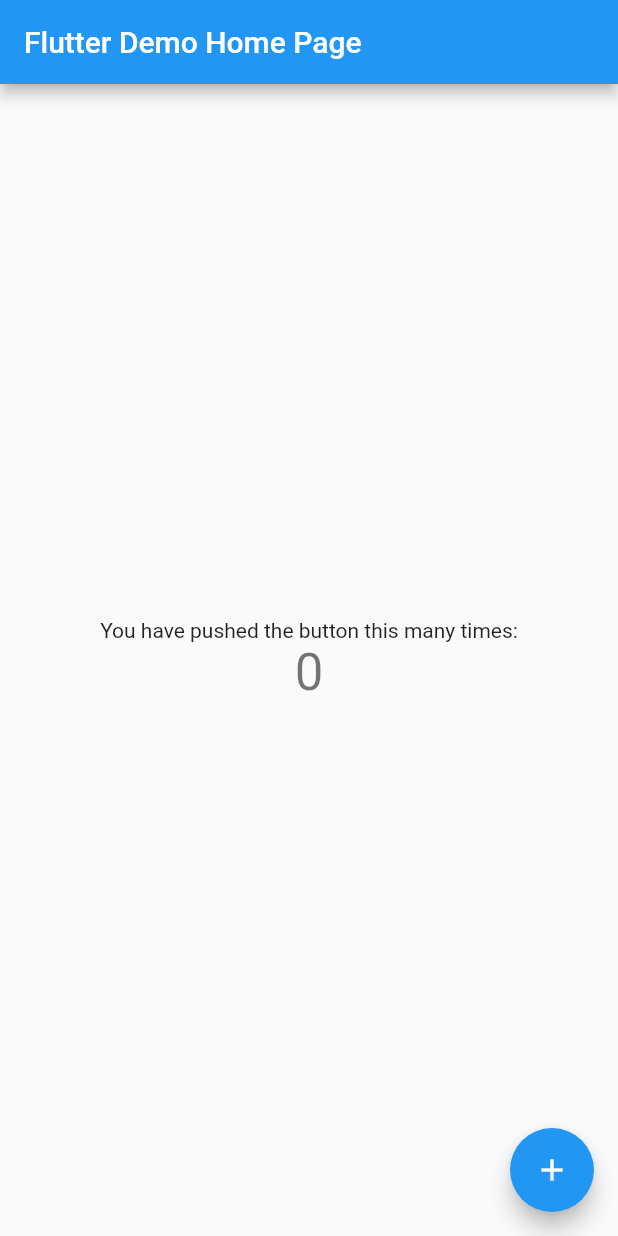
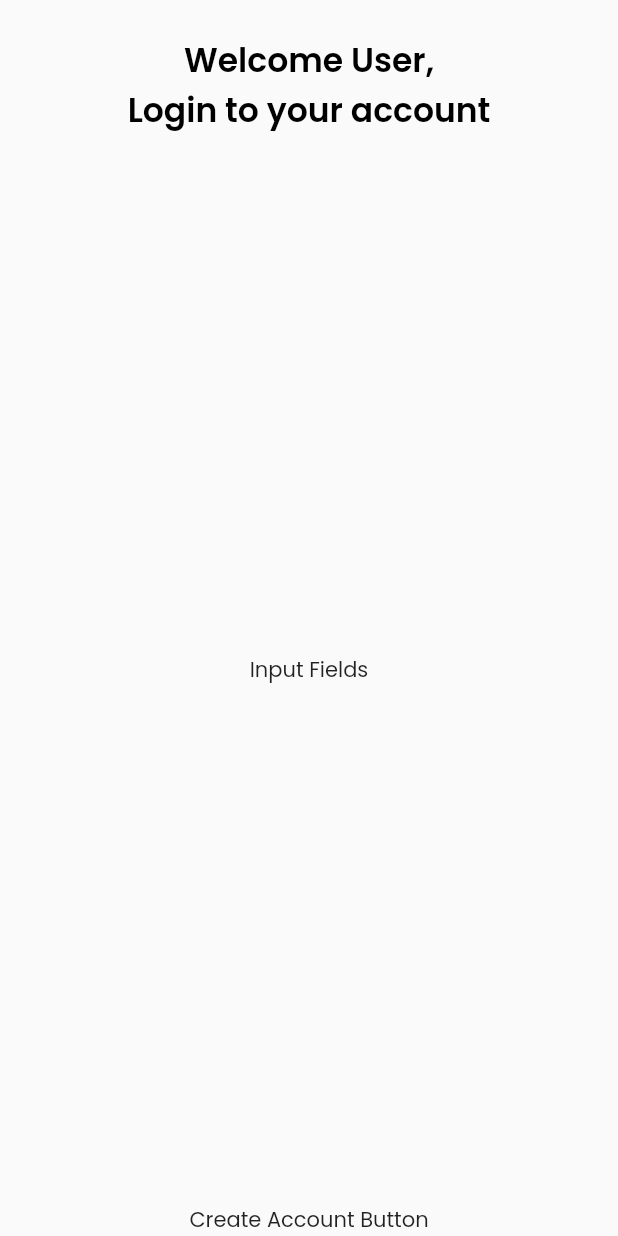
Before and after one commit to kajouz/Flutter, a Flutter app: the screen it shows after launch, on a phone screen of 412 x 824 dp. Run offline on Flutter 3.47's test engine with Material 2 defaults, Android fonts, the phone set to English and light mode, and no system bars; our stand-ins replace firebase_auth, firebase_core, google_fonts; accounts and stored records are empty.

Commit message:
Project initialization

```diff
--- /dev/null
+++ b/Flutter Projects/a_commerce/lib/constants.dart
@@ -0,0 +1,9 @@
+import 'package:flutter/cupertino.dart';
+import 'package:flutter/material.dart';
+
+class Constants{
+  static const regularHeading = TextStyle(
+      fontSize: 18.0, fontWeight:  FontWeight.w600, color: Colors.black);
+  static const boldHeading = TextStyle(
+      fontSize: 22.0, fontWeight:  FontWeight.w600, color: Colors.black);
+}
--- a/Flutter Projects/a_commerce/lib/main.dart
+++ b/Flutter Projects/a_commerce/lib/main.dart
@@ -1,4 +1,7 @@
+import 'package:a_commerce/screens/landing_page.dart';
+import 'package:firebase_core/firebase_core.dart';
 import 'package:flutter/material.dart';
+import 'package:google_fonts/google_fonts.dart';
 
 void main() {
   runApp(MyApp());
@@ -9,105 +12,11 @@
   @override
   Widget build(BuildContext context) {
     return MaterialApp(
-      title: 'Flutter Demo',
-      theme: ThemeData(
-        // This is the theme of your application.
-        //
-        // Try running your application with "flutter run". You'll see the
-        // application has a blue toolbar. Then, without quitting the app, try
-        // changing the primarySwatch below to Colors.green and then invoke
-        // "hot reload" (press "r" in the console where you ran "flutter run",
-        // or simply save your changes to "hot reload" in a Flutter IDE).
-        // Notice that the counter didn't reset back to zero; the application
-        // is not restarted.
-        primarySwatch: Colors.blue,
-      ),
-      home: MyHomePage(title: 'Flutter Demo Home Page'),
-    );
+        theme: ThemeData(
+          textTheme: GoogleFonts.poppinsTextTheme(
+            Theme.of(context).textTheme,
+          ),
+        ),
+        home: LandingPage());
   }
 }
-
-class MyHomePage extends StatefulWidget {
-  MyHomePage({Key? key, required this.title}) : super(key: key);
-
-  // This widget is the home page of your application. It is stateful, meaning
-  // that it has a State object (defined below) that contains fields that affect
-  // how it looks.
-
-  // This class is the configuration for the state. It holds the values (in this
-  // case the title) provided by the parent (in this case the App widget) and
-  // used by the build method of the State. Fields in a Widget subclass are
-  // always marked "final".
-
-  final String title;
-
-  @override
-  _MyHomePageState createState() => _MyHomePageState();
-}
-
-class _MyHomePageState extends State<MyHomePage> {
-  int _counter = 0;
-
-  void _incrementCounter() {
-    setState(() {
-      // This call to setState tells the Flutter framework that something has
-      // changed in this State, which causes it to rerun the build method below
-      // so that the display can reflect the updated values. If we changed
-      // _counter without calling setState(), then the build method would not be
-      // called again, and so nothing would appear to happen.
-      _counter++;
-    });
-  }
-
-  @override
-  Widget build(BuildContext context) {
-    // This method is rerun every time setState is called, for instance as done
-    // by the _incrementCounter method above.
-    //
-    // The Flutter framework has been optimized to make rerunning build methods
-    // fast, so that you can just rebuild anything that needs updating rather
-    // than having to individually change instances of widgets.
-    return Scaffold(
-      appBar: AppBar(
-        // Here we take the value from the MyHomePage object that was created by
-        // the App.build method, and use it to set our appbar title.
-        title: Text(widget.title),
-      ),
-      body: Center(
-        // Center is a layout widget. It takes a single child and positions it
-        // in the middle of the parent.
-        child: Column(
-          // Column is also a layout widget. It takes a list of children and
-          // arranges them vertically. By default, it sizes itself to fit its
-          // children horizontally, and tries to be as tall as its parent.
-          //
-          // Invoke "debug painting" (press "p" in the console, choose the
-          // "Toggle Debug Paint" action from the Flutter Inspector in Android
-          // Studio, or the "Toggle Debug Paint" command in Visual Studio Code)
-          // to see the wireframe for each widget.
-          //
-          // Column has various properties to control how it sizes itself and
-          // how it positions its children. Here we use mainAxisAlignment to
-          // center the children vertically; the main axis here is the vertical
-          // axis because Columns are vertical (the cross axis would be
-          // horizontal).
-          mainAxisAlignment: MainAxisAlignment.center,
-          children: <Widget>[
-            Text(
-              'You have pushed the button this many times:',
-            ),
-            Text(
-              '$_counter',
-              style: Theme.of(context).textTheme.headline4,
-            ),
-          ],
-        ),
-      ),
-      floatingActionButton: FloatingActionButton(
-        onPressed: _incrementCounter,
-        tooltip: 'Increment',
-        child: Icon(Icons.add),
-      ), // This trailing comma makes auto-formatting nicer for build methods.
-    );
-  }
-}
--- /dev/null
+++ b/Flutter Projects/a_commerce/lib/screens/home_page.dart
@@ -0,0 +1,21 @@
+
+import 'package:a_commerce/constants.dart';
+import 'package:flutter/material.dart';
+
+class HomePage extends StatefulWidget {
+
+  @override
+  _HomePageState createState() => _HomePageState();
+}
+
+class _HomePageState extends State<HomePage> {
+  @override
+  Widget build(BuildContext context) {
+    return Scaffold(
+      body: Center(
+        child: Text("Homepage",
+        style: Constants.regularHeading,),
+      ),
+    );
+  }
+}
--- /dev/null
+++ b/Flutter Projects/a_commerce/lib/screens/landing_page.dart
@@ -0,0 +1,66 @@
+import 'package:a_commerce/constants.dart';
+import 'package:a_commerce/screens/home_page.dart';
+import 'package:a_commerce/screens/login_page.dart';
+import 'package:firebase_auth/firebase_auth.dart';
+import 'package:firebase_core/firebase_core.dart';
+import 'package:flutter/material.dart';
+
+class LandingPage extends StatelessWidget {
+  final Future<FirebaseApp> _initialization = Firebase.initializeApp();
+
+  @override
+  Widget build(BuildContext context) {
+    return FutureBuilder(
+      future: _initialization,
+      builder: (context, snapshot) {
+        if (snapshot.hasError) {
+          return Scaffold(
+            body: Center(
+              child: Text("Error: ${snapshot.error}"),
+            ),
+          );
+        }
+        if (snapshot.connectionState == ConnectionState.done) {
+          return StreamBuilder(
+              stream: FirebaseAuth.instance.authStateChanges(),
+              builder: (context, streamsnapshot){
+                if (streamsnapshot.hasError){
+                  return Scaffold(
+                    body: Center(
+                      child: Text("Error: ${streamsnapshot.error}"),
+                    ),
+                  );
+                }
+                if(streamsnapshot.connectionState == ConnectionState.active){
+                  User _user =streamsnapshot.data;
+                  if(_user==null){
+                    return LoginPage();
+
+                  } else{
+                    return HomePage();
+                  }
+                }
+
+                return Scaffold(
+                  body: Center(
+                    child: Text(
+                      "Checking Authentication...",
+                      style: Constants.regularHeading,
+                    ),
+                  ),
+                );
+              });
+        }
+        return Scaffold(
+          body: Center(
+            child: Text(
+              "Initialization App...",
+              style: Constants.regularHeading,
+            ),
+          ),
+        );
+
+      },
+    );
+  }
+}
--- /dev/null
+++ b/Flutter Projects/a_commerce/lib/screens/login_page.dart
@@ -0,0 +1,42 @@
+
+
+
+import 'package:flutter/material.dart';
+
+import '../constants.dart';
+
+class LoginPage extends StatefulWidget {
+
+
+  @override
+  _LoginPageState createState() => _LoginPageState();
+}
+
+class _LoginPageState extends State<LoginPage> {
+  @override
+  Widget build(BuildContext context) {
+    return Scaffold(
+      body: SafeArea(
+        child: Container(
+          width: double.infinity,
+          child: Column(
+            mainAxisAlignment: MainAxisAlignment.spaceBetween,
+            children: [
+              Container(
+                padding: EdgeInsets.only(
+                  top: 24.0,
+                ),
+                child: Text("Welcome User,\nLogin to your account",
+                textAlign: TextAlign.center,
+                style: Constants.boldHeading,),
+              ),
+              Text("Input Fields"),
+              Text("Create Account Button"),
+
+            ],
+          ),
+        ),
+      ),
+    );
+  }
+}
--- a/Flutter Projects/a_commerce/pubspec.yaml
+++ b/Flutter Projects/a_commerce/pubspec.yaml
@@ -18,11 +18,14 @@
 version: 1.0.0+1
 
 environment:
-  sdk: ">=2.12.0 <3.0.0"
+  sdk: ">=2.11.0 <3.0.0"
 
 dependencies:
   flutter:
     sdk: flutter
+  firebase_core: "^0.7.0"
+  firebase_auth: "^0.20.1"
+  google_fonts: ^1.1.0
 
 
   # The following adds the Cupertino Icons font to your application.
```
Also changed, not shown: Flutter Projects/a_commerce/pubspec.lock, 3 other files.
